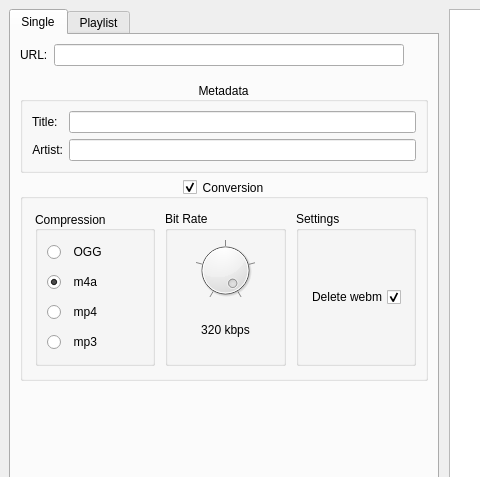
Qt form tp_interface/ui/main_window.ui (nickdmakes/tek-plexor) before a commit; both pictures show x 0 to 480 and y 0 to 477 of the 980 by 641 pixel window.
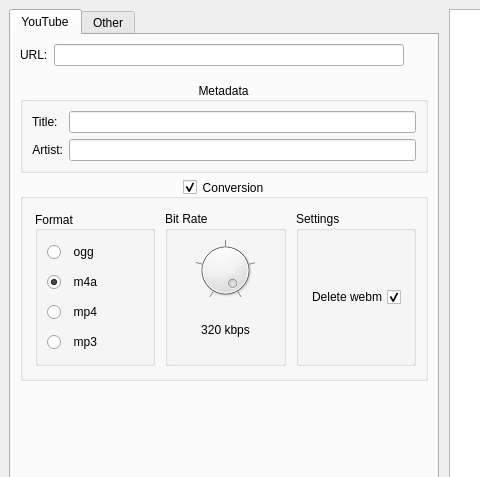
The same form after that commit. Icons and pictures are not drawn.

Commit message: started on metadata window

Patch:
```diff
--- a/tp_interface/ui/main_window.ui
+++ b/tp_interface/ui/main_window.ui
@@ -78,7 +78,7 @@
           </size>
          </property>
          <attribute name="title">
-          <string>Single</string>
+          <string>YouTube</string>
          </attribute>
          <layout class="QVBoxLayout" name="verticalLayout_2" stretch="0,0,0,0,0,0">
           <property name="sizeConstraint">
@@ -249,7 +249,7 @@
                   </sizepolicy>
                  </property>
                  <property name="title">
-                  <string>Compression</string>
+                  <string>Format</string>
                  </property>
                  <property name="alignment">
                   <set>Qt::AlignLeading|Qt::AlignLeft|Qt::AlignVCenter</set>
@@ -270,7 +270,7 @@
                      </size>
                     </property>
                     <property name="text">
-                     <string>  OGG</string>
+                     <string>  ogg</string>
                     </property>
                    </widget>
                   </item>
@@ -582,7 +582,7 @@
           <string/>
          </property>
          <attribute name="title">
-          <string>Playlist</string>
+          <string>Other</string>
          </attribute>
          <layout class="QVBoxLayout" name="verticalLayout_5">
           <item>
```
The commit also changes 5 other files.
